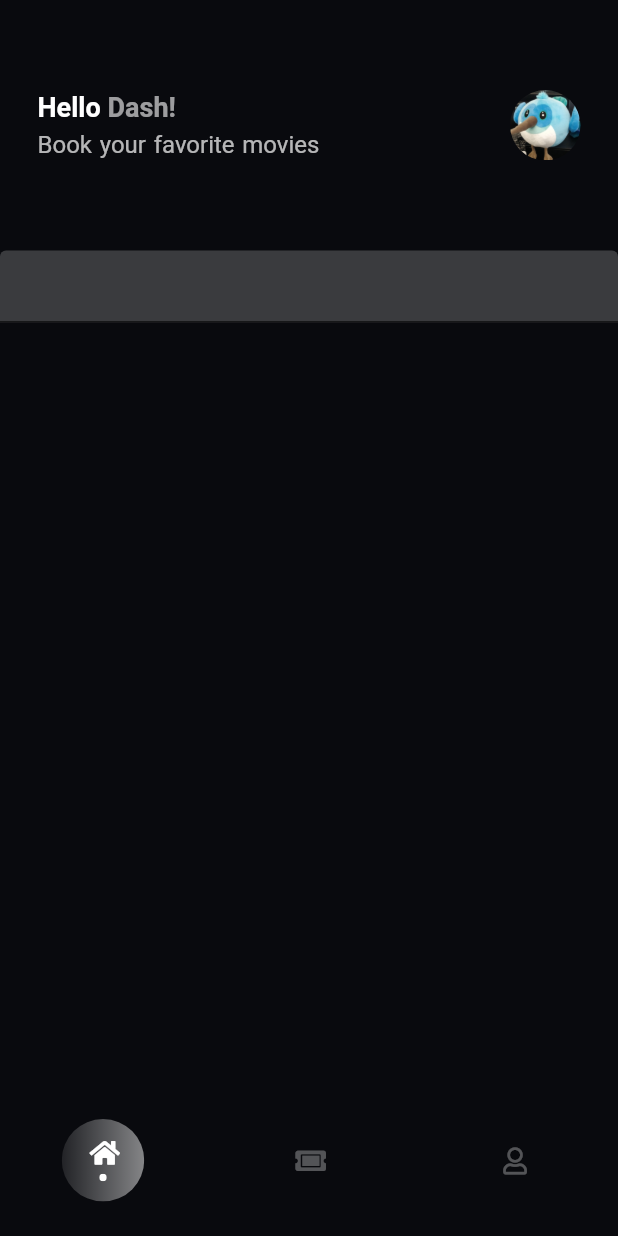
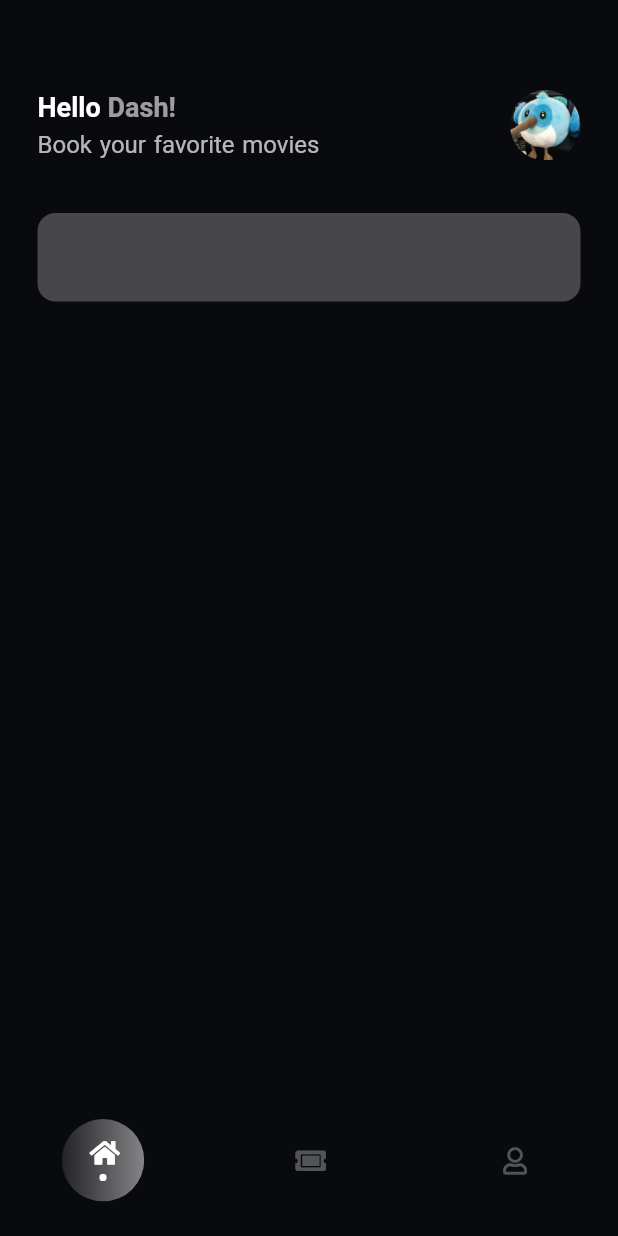
Before and after one commit to DevAdedoyin/Cinema-Ticket-App, a Flutter app: the screen it shows after launch, on a phone screen of 412 x 824 dp. Run offline on Flutter 3.47's test engine with Material 2 defaults, Android fonts, the phone set to English and light mode, and no system bars; our stand-ins replace font_awesome_flutter, get.

Commit message:
Home Search completed

```diff
--- a/lib/screens/home_screen/tabs/home_tab/home_header.dart
+++ b/lib/screens/home_screen/tabs/home_tab/home_header.dart
@@ -9,7 +9,7 @@ class Header extends StatelessWidget {
   @override
   Widget build(BuildContext context) {
     return Container(
-      margin: const EdgeInsets.symmetric(horizontal: 25, vertical: 60),
+      margin: const EdgeInsets.only(left: 25, right: 25, top: 60, bottom: 35),
       child: Row(
         children: [
           TweenAnimationBuilder(
--- a/lib/screens/home_screen/tabs/home_tab/home_search.dart
+++ b/lib/screens/home_screen/tabs/home_tab/home_search.dart
@@ -6,13 +6,22 @@ class HomeSearch extends StatelessWidget {
 
   @override
   Widget build(BuildContext context) {
-    return SizedBox(
+    return TweenAnimationBuilder(
+        duration: const Duration(milliseconds: 800),
+        tween: Tween<double>(begin: 0, end: 0.25),
+        builder: (_, double val, __) {
+          return Container(
+            margin: const EdgeInsets.only(left: 25, right: 25, bottom: 10),
             child: TextField(
               decoration: InputDecoration(
                 filled: true,
-          fillColor: white.withOpacity(0.2),
+                fillColor: white.withOpacity(val),
+                border: OutlineInputBorder(
+                    borderRadius: BorderRadius.circular(12),
+                    borderSide: BorderSide.none),
               ),
             ),
           );
+        });
   }
 }
```
Lines whose indentation alone changed are shown as unchanged.
